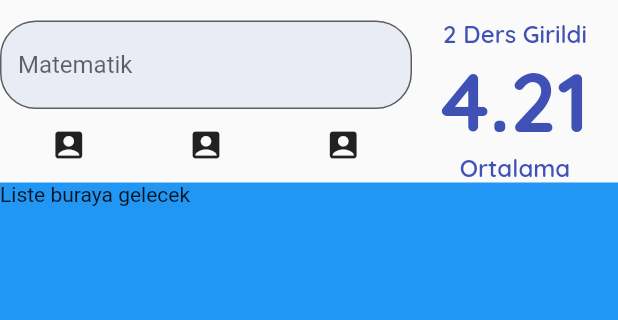
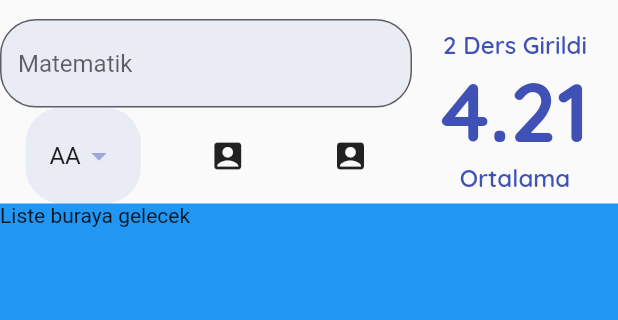
Before and after one commit to DargaHasanBasri/staj_flutter_projects, a Flutter app: the screen it shows after launch, on a phone screen of 412 x 824 dp, the part 65-385 px from its top. Run offline on Flutter 3.47's test engine with Material 2 defaults, Android fonts, the phone set to English and light mode, and no system bars; our stand-ins replace google_fonts, palette_generator.

Commit message:
harf notları için dropDown button oluşturulması

```diff
--- a/ogrenci_not_ort_hesaplama/dinamik_not_hesaplama/lib/constants/app_constants.dart
+++ b/ogrenci_not_ort_hesaplama/dinamik_not_hesaplama/lib/constants/app_constants.dart
@@ -25,4 +25,7 @@ class Sabitler {
     fontWeight: FontWeight.w800,
     color: mainColor,
   );
+
+  static final EdgeInsets dropDownPadding =
+      EdgeInsets.symmetric(horizontal: 16, vertical: 8);
 }
--- /dev/null
+++ b/ogrenci_not_ort_hesaplama/dinamik_not_hesaplama/lib/helper/data_helper.dart
@@ -0,0 +1,54 @@
+import 'package:flutter/material.dart';
+
+class DataHelper {
+  static List<String> _tumDerslerinHarfleri() {
+    return [
+      'AA',
+      'AB',
+      'BB',
+      'CB',
+      'CC',
+      'DC',
+      'DD',
+      'FD',
+      'FF',
+    ];
+  }
+
+  static double _harfiNotaCevir(String harf) {
+    switch (harf) {
+      case 'AA':
+        return 4;
+      case 'BA':
+        return 3.5;
+      case 'BB':
+        return 3.0;
+      case 'CB':
+        return 2.5;
+      case 'CC':
+        return 2;
+      case 'DC':
+        return 1.5;
+      case 'DD':
+        return 1;
+      case 'FD':
+        return 0.5;
+      case 'FF':
+        return 0.0;
+      default:
+        return 0.1; // yukarıda verdiğim değerlerden farklı değer vermem gerekiyor
+      //farklı vermezsem value aynı olan iki değer gözüküyor ve uygulama patlıyor hata veriyor
+    }
+  }
+
+  static List<DropdownMenuItem<double>> tumDerslerinHarfleri() {
+    return _tumDerslerinHarfleri()
+        .map(
+          (e) => DropdownMenuItem(
+            value: _harfiNotaCevir(e),
+            child: Text(e),
+          ),
+        )
+        .toList();
+  }
+}
--- a/ogrenci_not_ort_hesaplama/dinamik_not_hesaplama/lib/widgets/ortalama_hesapla_page.dart
+++ b/ogrenci_not_ort_hesaplama/dinamik_not_hesaplama/lib/widgets/ortalama_hesapla_page.dart
@@ -1,4 +1,5 @@
 import 'package:dinamik_not_hesaplama/constants/app_constants.dart';
+import 'package:dinamik_not_hesaplama/helper/data_helper.dart';
 import 'package:dinamik_not_hesaplama/widgets/ortalama_goster.dart';
 import 'package:flutter/material.dart';
 
@@ -11,6 +12,7 @@ class OrtalamaHesaplaPage extends StatefulWidget {
 
 class _OrtalamaHesaplaPageState extends State<OrtalamaHesaplaPage> {
   GlobalKey<FormState> formKey = GlobalKey<FormState>();
+  double secilenDeger = 4;
 
   @override
   Widget build(BuildContext context) {
@@ -34,7 +36,7 @@ class _OrtalamaHesaplaPageState extends State<OrtalamaHesaplaPage> {
                 flex: 2,
                 child: _buildForm(),
               ),
-              Expanded(
+              const Expanded(
                 flex: 1,
                 child: OrtalamaGoster(ortalama: 4.21313, dersSayisi: 2),
               ),
@@ -42,8 +44,8 @@ class _OrtalamaHesaplaPageState extends State<OrtalamaHesaplaPage> {
           ),
           Expanded(
             child: Container(
-              child: Text('Liste buraya gelecek'),
               color: Colors.blue,
+              child: const Text('Liste buraya gelecek'),
             ),
           ),
         ],
@@ -60,17 +62,14 @@ class _OrtalamaHesaplaPageState extends State<OrtalamaHesaplaPage> {
           Row(
             mainAxisAlignment: MainAxisAlignment.spaceAround,
             children: [
+              _buildHarfler(),
               IconButton(
                 onPressed: () {},
-                icon: Icon(Icons.account_box),
+                icon: const Icon(Icons.account_box),
               ),
               IconButton(
                 onPressed: () {},
-                icon: Icon(Icons.account_box),
-              ),
-              IconButton(
-                onPressed: () {},
-                icon: Icon(Icons.account_box),
+                icon: const Icon(Icons.account_box),
               ),
             ],
           ),
@@ -91,4 +90,26 @@ class _OrtalamaHesaplaPageState extends State<OrtalamaHesaplaPage> {
       ),
     );
   }
+
+  Container _buildHarfler() {
+    return Container(
+      padding: Sabitler.dropDownPadding,
+      decoration: BoxDecoration(
+        color: Sabitler.mainColor.shade100.withOpacity(0.3),
+        borderRadius: Sabitler.borderRadius,
+      ),
+      child: DropdownButton<double>(
+        underline: Container(),
+        elevation: 16,
+        iconEnabledColor: Sabitler.mainColor.shade200,
+        value: secilenDeger,
+        items: DataHelper.tumDerslerinHarfleri(),
+        onChanged: (deger) {
+          setState(() {
+            secilenDeger = deger!;
+          });
+        },
+      ),
+    );
+  }
 }
```
